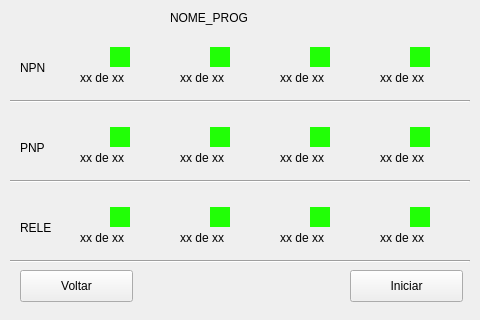
The window that View/execucao.ui (Renatoyyz/fonte-controlada) describes before a commit, drawn with Qt 5.
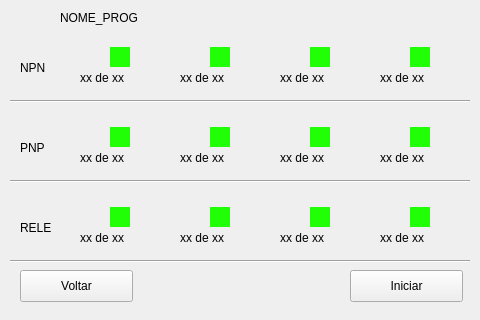
The same window after the commit.

Commit message: Interface visual

Diff of the .ui file:
```diff
--- a/View/execucao.ui
+++ b/View/execucao.ui
@@ -273,9 +273,9 @@
   <widget class="QLabel" name="lbNomeProg">
    <property name="geometry">
     <rect>
-     <x>170</x>
+     <x>60</x>
      <y>8</y>
-     <width>150</width>
+     <width>340</width>
      <height>20</height>
     </rect>
    </property>
```
The commit also changes 2 other files.
